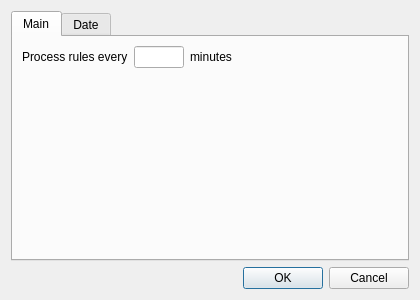
Above: ui/settings_dialog.ui from midnightdim/declutter before the change. Below: the same form after it.
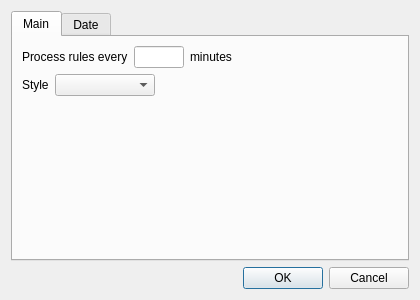
That is the form after the change.

```diff
--- a/ui/settings_dialog.ui
+++ b/ui/settings_dialog.ui
@@ -73,6 +73,40 @@
            </item>
           </layout>
          </item>
+         <item>
+          <layout class="QHBoxLayout" name="horizontalLayout_2">
+           <item>
+            <widget class="QLabel" name="label_4">
+             <property name="text">
+              <string>Style</string>
+             </property>
+            </widget>
+           </item>
+           <item>
+            <widget class="QComboBox" name="styleComboBox">
+             <property name="minimumSize">
+              <size>
+               <width>100</width>
+               <height>0</height>
+              </size>
+             </property>
+            </widget>
+           </item>
+           <item>
+            <spacer name="horizontalSpacer_2">
+             <property name="orientation">
+              <enum>Qt::Horizontal</enum>
+             </property>
+             <property name="sizeHint" stdset="0">
+              <size>
+               <width>40</width>
+               <height>20</height>
+              </size>
+             </property>
+            </spacer>
+           </item>
+          </layout>
+         </item>
          <item>
           <spacer name="verticalSpacer_2">
            <property name="orientation">
```
